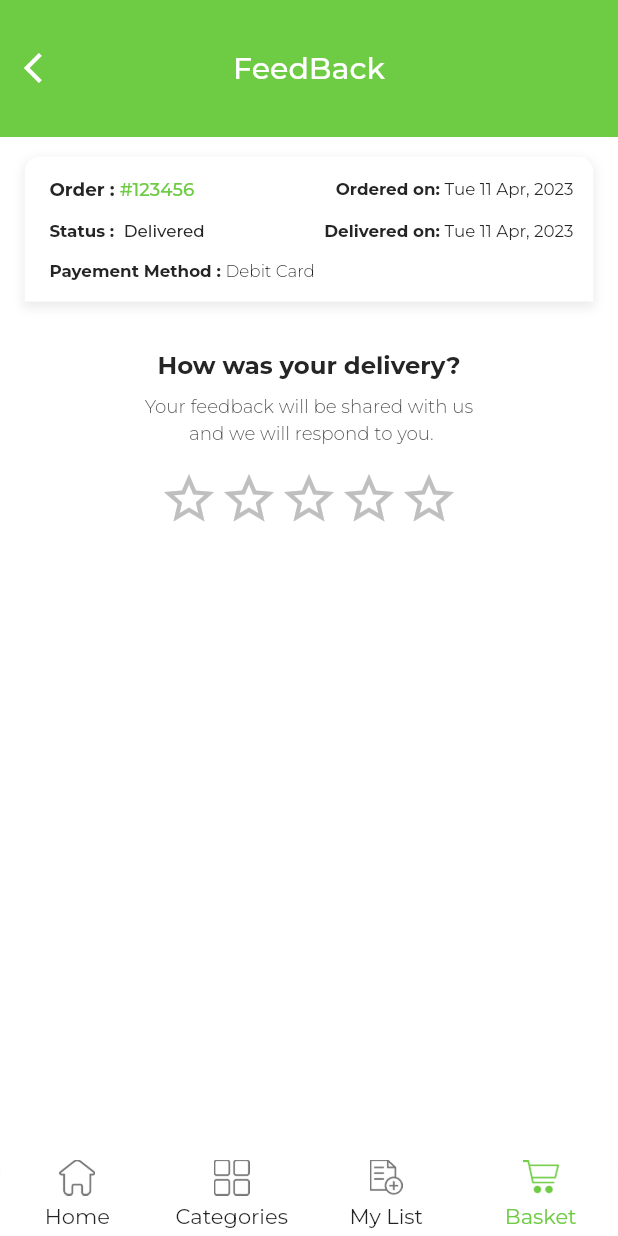
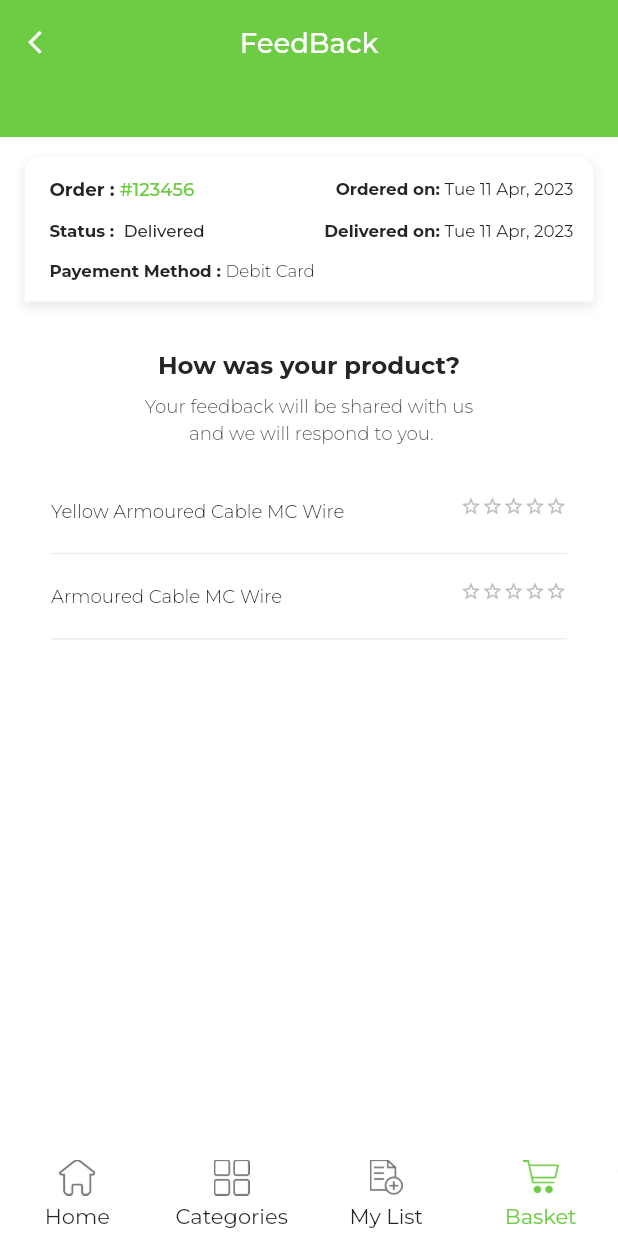
Before and after one commit to ishaque-mobikasa/trueBilddit, a Flutter app: the screen it shows after launch, item 4 of the bottom bar chosen, on a phone screen of 412 x 824 dp. Run offline on Flutter 3.47's test engine with Material 2 defaults, Android fonts, the phone set to English and light mode, and no system bars; drawn by our look-alikes of custom_navigation_bar, flutter_rating_bar; our stand-ins replace carousel_slider, flutter_screenutil, flutter_slidable, get, google_fonts, image_picker and 1 more; key blocks and very long unbroken strings in the code were emptied for the run.

Commit message:
done partially on feedback page2

```diff
--- a/lib/presentation/common_widgets/custom_app_bar.dart
+++ b/lib/presentation/common_widgets/custom_app_bar.dart
@@ -27,19 +27,24 @@ class CustomAppBar extends StatelessWidget {
       child: AppBar(
         actions: actions,
         elevation: 0,
-        toolbarHeight: height ?? 90.h,
         backgroundColor: backGroundColor ?? AppPaintings.themeGreenColor,
         centerTitle: true,
         leading: isBackButtonAllowed!
             ? IconButton(
                 icon: Icon(
                   Icons.arrow_back_ios,
+                  size: 18.sp,
                   color: iconColor ?? AppPaintings.kWhite,
                 ),
                 onPressed: () => {Get.back()},
               )
             : const SizedBox.shrink(),
-        title: titleImage ?? Text(title!),
+        title: titleImage ??
+            Text(
+              title!,
+              style: AppPaintings.customLargeText
+                  .copyWith(color: AppPaintings.kWhite),
+            ),
       ),
     );
   }
--- a/lib/presentation/pages/dash_board/controllers_binding/dash_board_controller.dart
+++ b/lib/presentation/pages/dash_board/controllers_binding/dash_board_controller.dart
@@ -1,9 +1,9 @@
 import 'package:flutter/material.dart';
 import 'package:get/get.dart';
 import 'package:truebildit/app/utils/app_paintings.dart';
-import 'package:truebildit/presentation/pages/feed_back/pages/feed_back_page1.dart';
+import 'package:truebildit/presentation/pages/feed_back/pages/feed_back_page2.dart';
 import 'package:truebildit/presentation/pages/home/home_view.dart';
-import 'package:truebildit/presentation/pages/product_description/pdp_view.dart';
+import 'package:truebildit/presentation/pages/my_account/my_account_view.dart';
 import 'package:truebildit/presentation/pages/sub_category_listing/sub_category_view.dart';
 
 class DashBoardController extends GetxController {
@@ -12,8 +12,8 @@ class DashBoardController extends GetxController {
   List<Widget> pages = [
     const HomeView(),
     const SubCategoryView(),
-    const PDPview(),
-    const FeedBackPageOne()
+    const MyAccountView(),
+    const FeedBackPageTwo()
   ];
   Color getScaffoldColor() => _scaffoldBackground.value;
 
--- a/lib/presentation/pages/feed_back/contrtoller_binding/feed_back_controller.dart
+++ b/lib/presentation/pages/feed_back/contrtoller_binding/feed_back_controller.dart
@@ -1,6 +1,7 @@
 import 'dart:developer';
 
 import 'package:get/get.dart';
+import 'package:truebildit/data/models/product_model.dart';
 
 class FeedBackController extends GetxController {
   final Rx<bool> isRatingCompleted = false.obs;
@@ -19,4 +20,9 @@ class FeedBackController extends GetxController {
   void chooseButton(int index) {
     selectedIndex.value = index;
   }
+
+  void onProductRated(ProductModel product, double rating) {
+    log("Product rated: ${product.title}");
+    log("Product rated: ${rating.toString()}");
+  }
 }
--- a/lib/presentation/pages/feed_back/pages/feed_back_page2.dart
+++ b/lib/presentation/pages/feed_back/pages/feed_back_page2.dart
@@ -1,12 +1,96 @@
 import 'package:flutter/material.dart';
+import 'package:flutter/services.dart';
+import 'package:flutter_screenutil/flutter_screenutil.dart';
 import 'package:get/get.dart';
+import 'package:truebildit/app/utils/app_paintings.dart';
+import 'package:truebildit/app/utils/strings.dart';
+import 'package:truebildit/data/enums.dart';
+import 'package:truebildit/data/models/order_model.dart';
+import 'package:truebildit/data/models/product_model.dart';
+import 'package:truebildit/presentation/common_widgets/custom_app_bar.dart';
 import 'package:truebildit/presentation/pages/feed_back/contrtoller_binding/feed_back_controller.dart';
+import 'package:truebildit/presentation/pages/feed_back/widgets/delivery_card.dart';
+import 'package:truebildit/presentation/pages/feed_back/widgets/product_rating_card.dart';
 
 class FeedBackPageTwo extends GetView<FeedBackController> {
   const FeedBackPageTwo({super.key});
 
   @override
   Widget build(BuildContext context) {
-    return const Placeholder();
+    SystemChrome.setSystemUIOverlayStyle(SystemUiOverlayStyle(
+      statusBarColor: AppPaintings.themeGreenColor,
+    ));
+
+    return Stack(
+      children: [
+        SingleChildScrollView(
+          physics: const BouncingScrollPhysics(),
+          padding: EdgeInsets.only(top: 90.h),
+          child: Column(
+            children: [
+              DeliveryCard(
+                order: OrderModel(
+                    id: "123456",
+                    orderDate: DateTime.now(),
+                    deliveryDate: DateTime.now(),
+                    orderAmount: 100,
+                    deliveryStatus: DeliveryStatus.delivered,
+                    paymentMethod: PaymentMethod.debitCard),
+                margin: EdgeInsets.only(left: 15.w, right: 15.w, top: 13.h),
+              ),
+              SizedBox(
+                height: 32.h,
+              ),
+              Text(
+                AppStrings.howWasDelivery.replaceAll("delivery", "product"),
+                style: AppPaintings.customLargeText
+                    .copyWith(fontSize: 16.sp, fontWeight: FontWeight.bold),
+              ),
+              Container(
+                margin: EdgeInsets.only(
+                    bottom: 16.h, top: 7.h, left: 37.w, right: 37.w),
+                child: Text(
+                  AppStrings.yourFeedBackWillbeShared,
+                  maxLines: 2,
+                  textAlign: TextAlign.center,
+                  style: AppPaintings.customSmallText.copyWith(
+                      fontSize: 12.sp,
+                      height: 1.5,
+                      fontWeight: FontWeight.w300),
+                ),
+              ),
+              ProductRatingCard(
+                onProductRated: (productModel, rating) =>
+                    controller.onProductRated(productModel, rating),
+                margin: EdgeInsets.symmetric(horizontal: 31.w),
+                product: ProductModel(
+                    sku: "75387584",
+                    id: "1",
+                    title: "Yellow Armoured Cable MC Wire",
+                    description: "Raaja",
+                    price: 89.43,
+                    image: "assets/images/wire.png"),
+              ),
+              ProductRatingCard(
+                onProductRated: (product, rating) =>
+                    controller.onProductRated(product, rating),
+                margin: EdgeInsets.symmetric(horizontal: 31.w),
+                product: ProductModel(
+                    sku: "75387584",
+                    id: "1",
+                    title: "Armoured Cable MC Wire",
+                    description: "Raaja",
+                    price: 89.43,
+                    image: "assets/images/wire.png"),
+              ),
+            ],
+          ),
+        ),
+        CustomAppBar(
+          height: 90.h,
+          title: 'FeedBack',
+        ),
+      ],
+    );
   }
 }
--- /dev/null
+++ b/lib/presentation/pages/feed_back/widgets/product_rating_card.dart
@@ -0,0 +1,65 @@
+import 'package:flutter/material.dart';
+import 'package:flutter_rating_bar/flutter_rating_bar.dart';
+import 'package:flutter_screenutil/flutter_screenutil.dart';
+import 'package:truebildit/app/utils/app_paintings.dart';
+import 'package:truebildit/data/models/product_model.dart';
+
+class ProductRatingCard extends StatelessWidget {
+  const ProductRatingCard(
+      {super.key,
+      required this.product,
+      this.padding,
+      this.margin,
+      this.onProductRated});
+  final ProductModel product;
+  final EdgeInsets? padding;
+  final EdgeInsets? margin;
+  final void Function(ProductModel product, double rating)? onProductRated;
+
+  @override
+  Widget build(BuildContext context) {
+    final size = MediaQuery.of(context).size;
+    return Container(
+      margin: margin,
+      padding: padding,
+      height: 56.h,
+      width: size.width.w,
+      decoration: BoxDecoration(
+        color: AppPaintings.kWhite,
+        border:
+            Border(bottom: BorderSide(color: AppPaintings.dimWhite, width: 1)),
+      ),
+      child: Row(
+        mainAxisAlignment: MainAxisAlignment.spaceBetween,
+        children: [
+          Text(product.title,
+              style: AppPaintings.customSmallText.copyWith(
+                  fontSize: 12.sp,
+                  fontWeight: FontWeight.w300,
+                  color: AppPaintings.themeBlack)),
+          SizedBox(
+              height: 20.h,
+              child: RatingBar(
+                  itemSize: 14.sp,
+                  ratingWidget: RatingWidget(
+                      full: Icon(
+                        Icons.star,
+                        color: AppPaintings.themeGreenColor,
+                      ),
+                      half: Icon(
+                        Icons.star_half,
+                        color: AppPaintings.themeGreenColor,
+                      ),
+                      empty: Icon(
+                        Icons.star_border,
+                        weight: 1,
+                        color: AppPaintings.starRatingEmptyColor,
+                      )),
+                  onRatingUpdate: (rating) => onProductRated != null
+                      ? onProductRated!(product, rating)
+                      : null))
+        ],
+      ),
+    );
+  }
+}
--- a/lib/presentation/pages/location_request/location_request_view.dart
+++ b/lib/presentation/pages/location_request/location_request_view.dart
@@ -51,7 +51,7 @@ class LocationRequestView extends GetView<LocationRequestController> {
         SizedBox(height: 26.7.h),
         Container(
           alignment: Alignment.center,
-          constraints: BoxConstraints(maxWidth: 204.7.w, maxHeight: 204.7.w),
+          constraints: BoxConstraints(maxWidth: 204.7.w, maxHeight: 204.7.h),
           child: Image.asset(
             AssetStrings.circledLocation,
             fit: BoxFit.cover,
--- a/lib/presentation/pages/login/email_login/email_login_view.dart
+++ b/lib/presentation/pages/login/email_login/email_login_view.dart
@@ -207,10 +207,12 @@ class EmailLoginView extends GetView<EmailLoginController> {
             Text.rich(
               TextSpan(
                 text: 'Don’t have an account? ',
+                style: const TextStyle(fontWeight: FontWeight.w500),
                 children: [
                   TextSpan(
                     text: 'Sign Up ',
                     style: TextStyle(
+                      fontWeight: FontWeight.w400,
                       color: AppPaintings.themeGreenColor,
                     ),
                     recognizer: TapGestureRecognizer()
--- a/lib/presentation/pages/product_description/pdp_view.dart
+++ b/lib/presentation/pages/product_description/pdp_view.dart
@@ -37,8 +37,8 @@ class PDPview extends GetView<PDPcontroller> {
           physics: const BouncingScrollPhysics(),
           child: Column(
             children: [
-              const SizedBox(
-                height: 90,
+              SizedBox(
+                height: 90.h,
               ),
               ColoredBox(
                 color: AppPaintings.scaffoldBackgroundDimmed,
@@ -163,7 +163,7 @@ class PDPview extends GetView<PDPcontroller> {
                       title: Text(
                         "Description",
                         style: AppPaintings.customLargeText.copyWith(
-                            fontSize: 16.sp, fontWeight: FontWeight.bold),
+                            fontSize: 16.sp, fontWeight: FontWeight.w500),
                       ),
                       iconColor: AppPaintings.themeBlack,
                       childrenPadding: EdgeInsets.only(
--- a/lib/presentation/pages/profile/profile_view.dart
+++ b/lib/presentation/pages/profile/profile_view.dart
@@ -15,8 +15,7 @@ class ProfileView extends GetView<ProfileController> {
 
   @override
   Widget build(BuildContext context) {
-    return SafeArea(
-      child: Material(
+    return Material(
       color: Colors.white,
       child: SingleChildScrollView(
         physics: const BouncingScrollPhysics(),
@@ -26,23 +25,20 @@ class ProfileView extends GetView<ProfileController> {
               height: Get.height.h,
               child: Column(
                 children: [
-                    CustomAppBar(title: "My Profile", height: 130.h),
+                  CustomAppBar(title: "My Profile", height: 155.h),
                   SizedBox(height: 78.h),
                   const CustomFormField(
-                        margin:
-                            EdgeInsets.only(left: 20, right: 20, bottom: 20),
+                      margin: EdgeInsets.only(left: 20, right: 20, bottom: 20),
                       initialValue: "Richard George",
                       hintText: "Full Name",
                       type: FieldType.normalInputField),
                   const CustomFormField(
-                        margin:
-                            EdgeInsets.only(left: 20, right: 20, bottom: 20),
+                      margin: EdgeInsets.only(left: 20, right: 20, bottom: 20),
                       initialValue: "ABC Company",
                       hintText: "Company Name (Optional)",
                       type: FieldType.normalInputField),
                   const CustomFormField(
-                        margin:
-                            EdgeInsets.only(left: 20, right: 20, bottom: 20),
+                      margin: EdgeInsets.only(left: 20, right: 20, bottom: 20),
                       initialValue: "richard.george@gmail.com",
                       hintText: "Email",
                       type: FieldType.normalInputField),
@@ -65,7 +61,7 @@ class ProfileView extends GetView<ProfileController> {
               ),
             ),
             Positioned(
-                top: 70.h,
+              top: 100.h,
               left: Get.width * 0.35.w,
               child: GestureDetector(
                 onTap: controller.onImagePickButtonClick,
@@ -85,7 +81,6 @@ class ProfileView extends GetView<ProfileController> {
           ],
         ),
       ),
-      ),
     );
   }
 }
--- a/lib/presentation/pages/splash_screen/splash_screen_view.dart
+++ b/lib/presentation/pages/splash_screen/splash_screen_view.dart
@@ -1,4 +1,5 @@
 import 'package:flutter/material.dart';
+import 'package:flutter_screenutil/flutter_screenutil.dart';
 import 'package:get/get.dart';
 import 'package:truebildit/app/utility_functions/utilities.dart';
 import 'package:truebildit/app/utils/app_paintings.dart';
@@ -22,7 +23,8 @@ class SplashScreenView extends GetView<SplashScreenController> {
                 fit: BoxFit.cover)),
         child: Center(
             child: SizedBox(
-                width: size.width * 0.5,
+                width: 231.w,
+                height: 59.h,
                 child: Image.asset(AssetStrings.bildItLogo))),
       ),
     );
--- a/lib/presentation/pages/sub_category_listing/sub_category_view.dart
+++ b/lib/presentation/pages/sub_category_listing/sub_category_view.dart
@@ -4,7 +4,7 @@ import 'package:flutter/material.dart';
 import 'package:flutter_screenutil/flutter_screenutil.dart';
 import 'package:get/get.dart';
 import 'package:truebildit/app/routes/routes.dart';
-import 'package:truebildit/app/utils/app_paintings.dart';
+import 'package:truebildit/presentation/common_widgets/custom_app_bar.dart';
 import 'package:truebildit/presentation/pages/my_account/widgets/my_account_item.dart';
 import 'package:truebildit/presentation/pages/sub_category_listing/controllers_bindings/sub_category_controller.dart';
 
@@ -42,20 +42,8 @@ class SubCategoryView extends GetView<SubCategoryController> {
                                   bottomRight: Radius.circular(10.r))
                               : null))),
         ),
-        SizedBox(
-          height: 90.h,
-          child: AppBar(
-            elevation: 0,
-            backgroundColor: AppPaintings.themeGreenColor,
-            centerTitle: true,
-            leading: IconButton(
-              icon: const Icon(Icons.arrow_back_ios),
-              onPressed: () => {},
-            ),
-            title: const Text(
-              'Plumbing & Heating',
-            ),
-          ),
+        const CustomAppBar(
+          title: 'Plumbing & Heating',
         ),
       ],
     );
```
Lines whose indentation alone changed are shown as unchanged.
